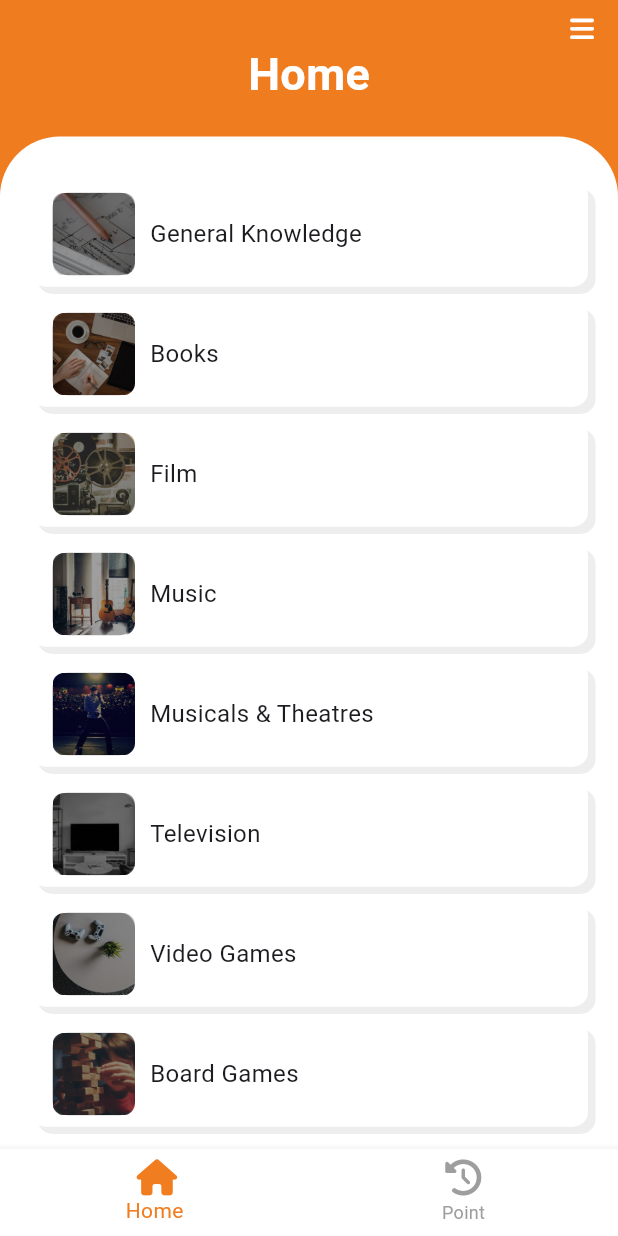
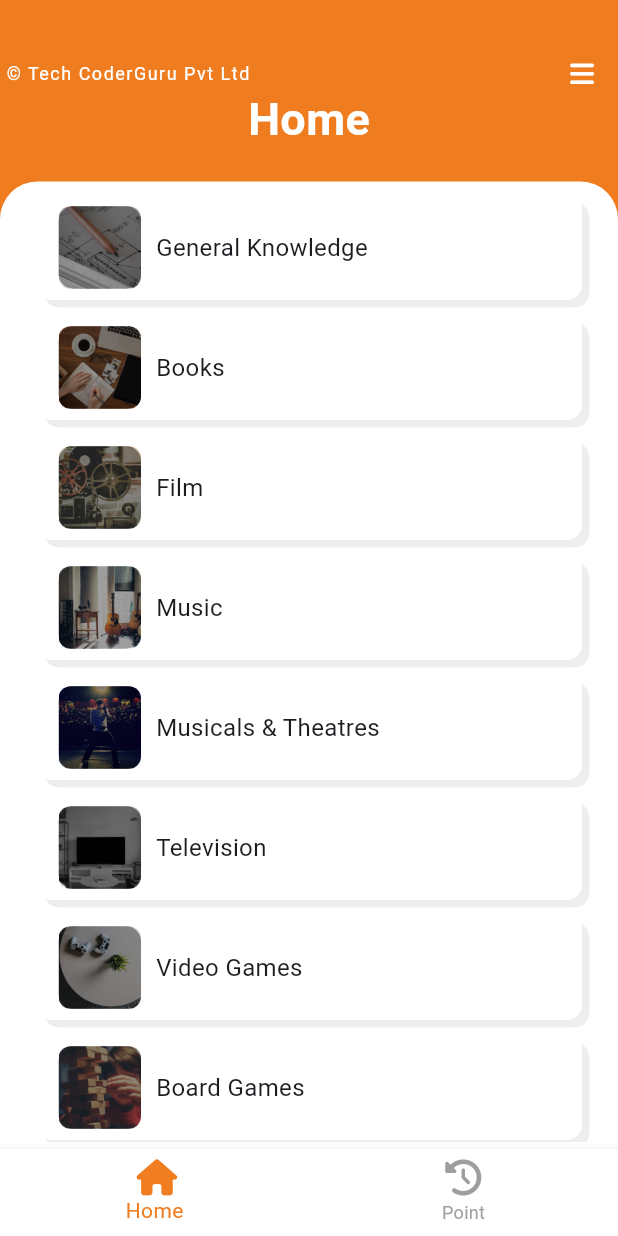
Before and after one commit to javedmughal-058/quiz_app_flutter_sqflite, a Flutter app: the screen it shows after launch, on a phone screen of 412 x 824 dp. Run offline on Flutter 3.47's test engine with Material 3 defaults, Android fonts, the light colour scheme and no system bars; our stand-ins replace awesome_dialog, dio, font_awesome_flutter, html_unescape, percent_indicator, sqflite; accounts and stored records are empty.

Commit message:
Update home_screen.dart

```diff
--- a/lib/screen/home_screen.dart
+++ b/lib/screen/home_screen.dart
@@ -36,8 +36,17 @@ class _HomePageState extends State<HomePage> {
           child: Column(
             children: <Widget>[
               const SizedBox(
-                height: 10,
+                height: 40,
               ),
+              Row(
+                mainAxisAlignment: MainAxisAlignment.spaceBetween,
+                children: [
+                  const Text(' © Tech CoderGuru Pvt Ltd', style: TextStyle(
+                    color: Colors.white,
+                    letterSpacing: 1.0,
+                    fontWeight: FontWeight.normal,
+                    fontSize: 12,
+                  )),
                   Consumer<QuestionProvider>(
                     builder: (context, questionProvider, child) {
                       return GestureDetector(
@@ -55,6 +64,8 @@ class _HomePageState extends State<HomePage> {
                           ));
                     },
                   ),
+                ],
+              ),
               const Text("Home",
                 style: TextStyle(
                     color: Colors.white,
@@ -67,12 +78,12 @@ class _HomePageState extends State<HomePage> {
               ),
               Expanded(
                 child: Container(
-                  padding: const EdgeInsets.symmetric(horizontal: 10,vertical: 10),
+                  padding: const EdgeInsets.symmetric(horizontal: 10,vertical: 5),
                   decoration: const BoxDecoration(
                     color: Colors.white,
                     borderRadius: BorderRadius.only(
-                      topLeft: Radius.circular(40),
-                      topRight: Radius.circular(40),),
+                      topLeft: Radius.circular(25),
+                      topRight: Radius.circular(25),),
                   ),
                   child: SingleChildScrollView(
                     child: Consumer<QuestionProvider>(
@@ -81,9 +92,6 @@ class _HomePageState extends State<HomePage> {
                           mainAxisAlignment: MainAxisAlignment.start,
                           crossAxisAlignment: CrossAxisAlignment.start,
                           children: [
-                            const SizedBox(height: 20),
-
-
                             questionProvider.showGrid
                                 ? _gridViewItems()
                                 : _listViewItems()
@@ -106,6 +114,7 @@ class _HomePageState extends State<HomePage> {
       physics: const BouncingScrollPhysics(),
       shrinkWrap: true,
       itemCount: categories.length,
+      padding: const EdgeInsets.all(4),
       gridDelegate: const SliverGridDelegateWithFixedCrossAxisCount(
         crossAxisCount: 3, // Set the number of columns in the grid
         crossAxisSpacing: 8.0, // Set the horizontal spacing between grid items
@@ -129,6 +138,7 @@ class _HomePageState extends State<HomePage> {
   Widget _listViewItems() => ListView.builder(
     itemCount: categories.length,
     physics: const ClampingScrollPhysics(),
+    padding: const EdgeInsets.all(4),
     shrinkWrap: true,
     itemBuilder: (BuildContext context, int index) {
       return Padding(
```
Lines whose indentation alone changed are shown as unchanged.
